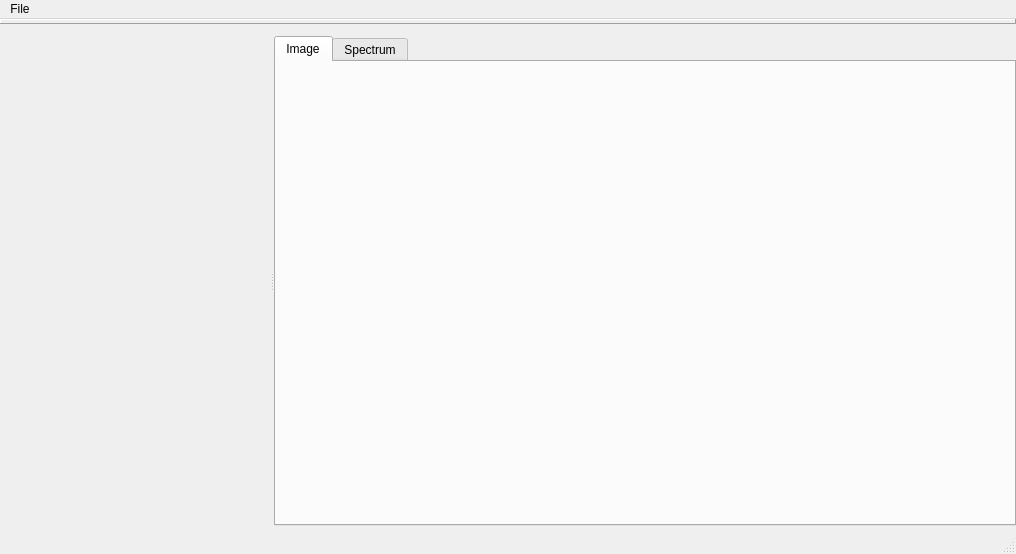
Old version of the form uc480/core/gui/main.ui in the repository axelmlacap/uc480.
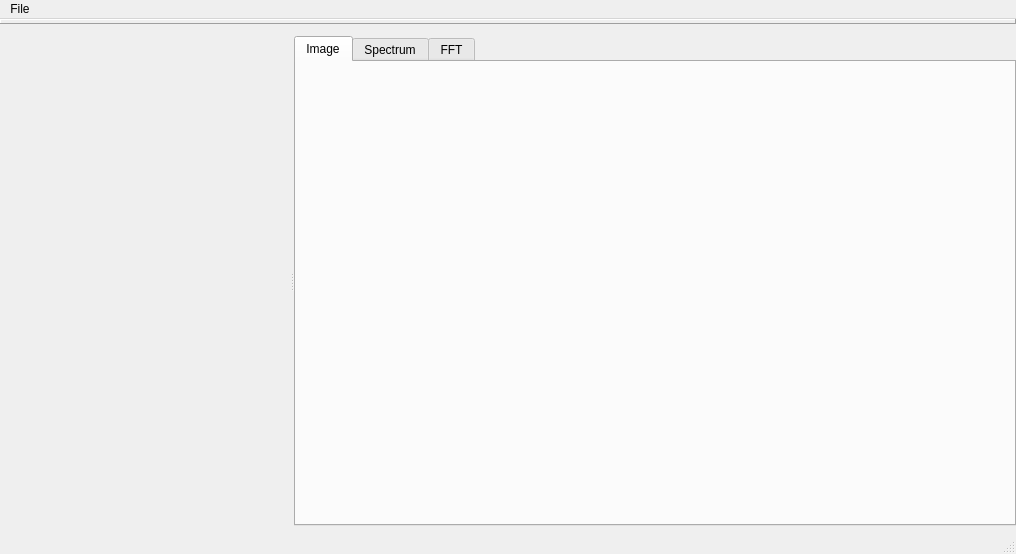
New version of the form. The open tabs and pages were chosen to show the change.

Patch:
```diff
--- a/uc480/core/gui/main.ui
+++ b/uc480/core/gui/main.ui
@@ -105,7 +105,7 @@
           </property>
           <property name="minimumSize">
            <size>
-            <width>270</width>
+            <width>290</width>
             <height>0</height>
            </size>
           </property>
@@ -126,7 +126,7 @@
                <rect>
                 <x>0</x>
                 <y>0</y>
-                <width>252</width>
+                <width>272</width>
                 <height>472</height>
                </rect>
               </property>
@@ -142,6 +142,9 @@
             <verstretch>0</verstretch>
            </sizepolicy>
           </property>
+          <property name="tabPosition">
+           <enum>QTabWidget::North</enum>
+          </property>
           <property name="currentIndex">
            <number>0</number>
           </property>
@@ -155,6 +158,11 @@
             <string>Spectrum</string>
            </attribute>
           </widget>
+          <widget class="QWidget" name="fft_page">
+           <attribute name="title">
+            <string>FFT</string>
+           </attribute>
+          </widget>
          </widget>
         </widget>
        </item>
```
Left out of the diff: 4 changed lines with no effect on the pictures.
